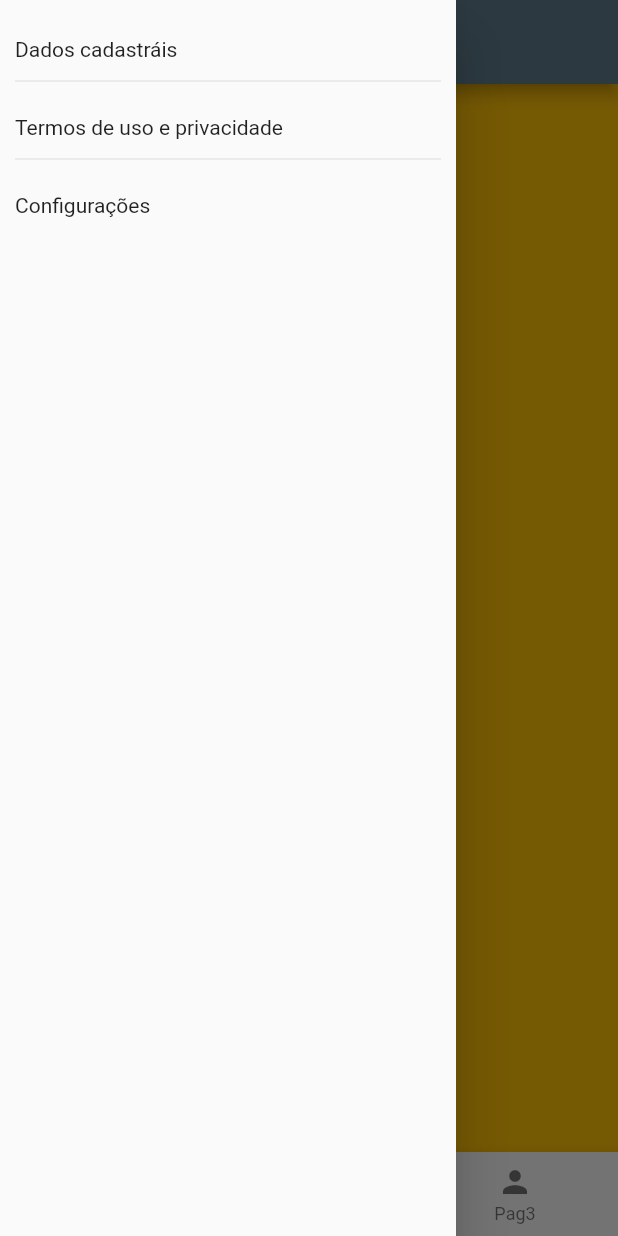
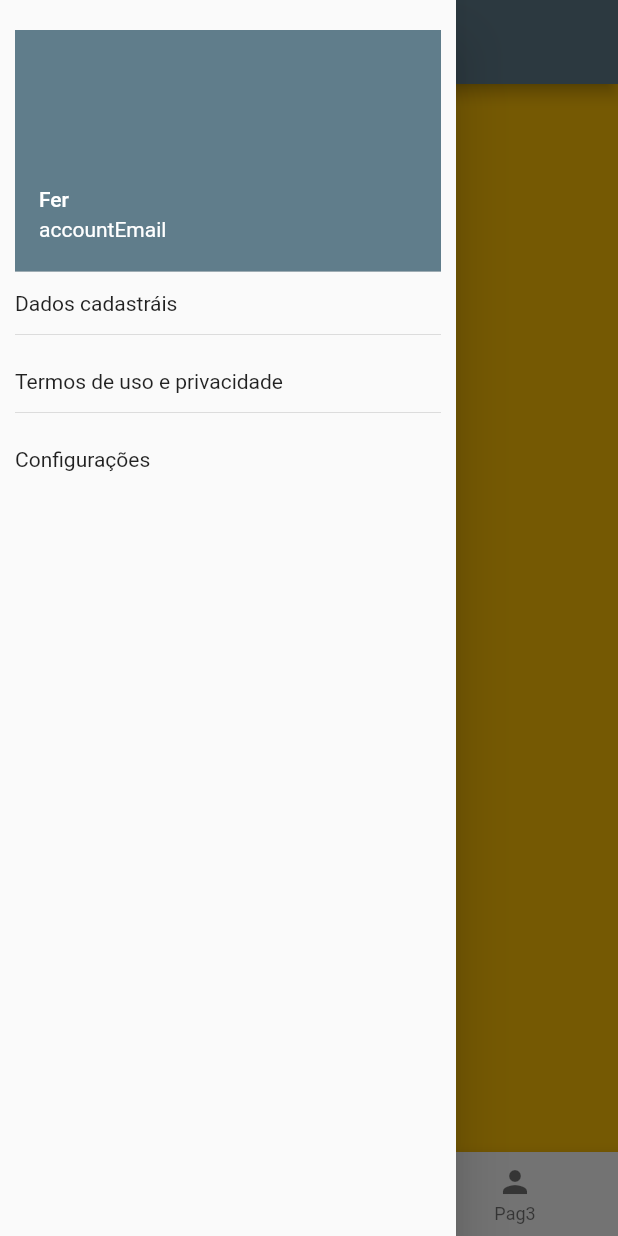
Before and after one commit to feandr/trilha_app_dio, a Flutter app: the MainPage screen opened directly, with the side drawer open, on a phone screen of 412 x 824 dp. Run offline on Flutter 3.47's test engine with Material 2 defaults, Android fonts, the phone set to English and light mode, and no system bars; our stand-ins replace google_fonts; network calls fail.

Commit message:
4 modulo bootcamp da dio, Exibição de dados, userAccountsDrawerHeader, ShowModalBottomSheet, dialog, cards

```diff
--- /dev/null
+++ b/lib/pages/card_page.dart
@@ -0,0 +1,16 @@
+import 'package:flutter/material.dart';
+
+class CardPage extends StatefulWidget {
+  const CardPage({super.key});
+
+  @override
+  State<CardPage> createState() => _CardPageState();
+}
+
+class _CardPageState extends State<CardPage> {
+  @override
+  Widget build(BuildContext context) {
+    return Container(color: Colors.amber);
+
+  }
+}
--- a/lib/pages/main_page.dart
+++ b/lib/pages/main_page.dart
@@ -1,8 +1,9 @@
 import 'package:flutter/foundation.dart';
 import 'package:flutter/material.dart';
-import 'package:trilha_app/pages/pagina1.dart';
+import 'package:trilha_app/pages/card_page.dart';
 import 'package:trilha_app/pages/pagina2.dart';
 import 'package:trilha_app/pages/pagina3.dart';
+import 'package:trilha_app/shared/widgets/custom_drawer.dart';
 
 import 'dados_cadastrais_page.dart';
 
@@ -24,51 +25,7 @@ class _MainPageState extends State<MainPage> {
         appBar: AppBar(
           title: const Text("Main Page"),
         ),
-        drawer: Drawer(
-          child: Padding(
-            padding: const EdgeInsets.symmetric(vertical: 20, horizontal: 10),
-            child: Column(
-              crossAxisAlignment: CrossAxisAlignment.start,
-              children: [
-                InkWell(
-                  child: Container(
-                      padding: const EdgeInsets.symmetric(vertical: 5),
-                      width: double.infinity,
-                      child: const Text("Dados cadastráis")),
-                  onTap: () {
-                    Navigator.pop(context);
-                    Navigator.push(
-                        context,
-                        MaterialPageRoute(
-                            builder: (context) => const DadosCadastrais()));
-                  },
-                ),
-                const Divider(),
-                const SizedBox(
-                  height: 10,
-                ),
-                InkWell(
-                  child: Container(
-                      padding: const EdgeInsets.symmetric(vertical: 5),
-                      width: double.infinity,
-                      child: const Text("Termos de uso e privacidade")),
-                  onTap: () {},
-                ),
-                const Divider(),
-                const SizedBox(
-                  height: 10,
-                ),
-                InkWell(
-                  child: Container(
-                      padding: const EdgeInsets.symmetric(vertical: 5),
-                      width: double.infinity,
-                      child: const Text("Configurações")),
-                  onTap: () {},
-                ),
-              ],
-            ),
-          ),
-        ),
+        drawer: const CustomDrawer(),
         body: Column(
           children: [
             Expanded(
@@ -80,7 +37,7 @@ class _MainPageState extends State<MainPage> {
                   });
                 },
                 children: const [
-                 Pagina1(),
+                 CardPage(),
                  Pagina2(),
                  Pagina3()
                 ],
--- a/lib/pages/pagina1.dart
+++ /dev/null
@@ -1,16 +0,0 @@
-import 'package:flutter/material.dart';
-
-class Pagina1 extends StatefulWidget {
-  const Pagina1({super.key});
-
-  @override
-  State<Pagina1> createState() => _Pagina1State();
-}
-
-class _Pagina1State extends State<Pagina1> {
-  @override
-  Widget build(BuildContext context) {
-    return Container(color: Colors.amber);
-
-  }
-}
--- /dev/null
+++ b/lib/shared/widgets/custom_drawer.dart
@@ -0,0 +1,57 @@
+import 'package:flutter/material.dart';
+
+import '../../pages/dados_cadastrais_page.dart';
+
+class CustomDrawer extends StatelessWidget {
+  const CustomDrawer({super.key});
+
+  @override
+  Widget build(BuildContext context) {
+    return Drawer(
+      child: Padding(
+        padding: const EdgeInsets.symmetric(vertical: 20, horizontal: 10),
+        child: Column(
+          crossAxisAlignment: CrossAxisAlignment.start,
+          children: [
+            UserAccountsDrawerHeader(accountName: Text("Fer"), accountEmail: Text("accountEmail")),
+            InkWell(
+              child: Container(
+                  padding: const EdgeInsets.symmetric(vertical: 5),
+                  width: double.infinity,
+                  child: const Text("Dados cadastráis")),
+              onTap: () {
+                Navigator.pop(context);
+                Navigator.push(
+                    context,
+                    MaterialPageRoute(
+                        builder: (context) => const DadosCadastrais()));
+              },
+            ),
+            const Divider(),
+            const SizedBox(
+              height: 10,
+            ),
+            InkWell(
+              child: Container(
+                  padding: const EdgeInsets.symmetric(vertical: 5),
+                  width: double.infinity,
+                  child: const Text("Termos de uso e privacidade")),
+              onTap: () {},
+            ),
+            const Divider(),
+            const SizedBox(
+              height: 10,
+            ),
+            InkWell(
+              child: Container(
+                  padding: const EdgeInsets.symmetric(vertical: 5),
+                  width: double.infinity,
+                  child: const Text("Configurações")),
+              onTap: () {},
+            ),
+          ],
+        ),
+      ),
+    );
+  }
+}
```
Also changed, not shown: lib/model/card_detail.dart (added), lib/pages/card_detail_page.dart (added).
